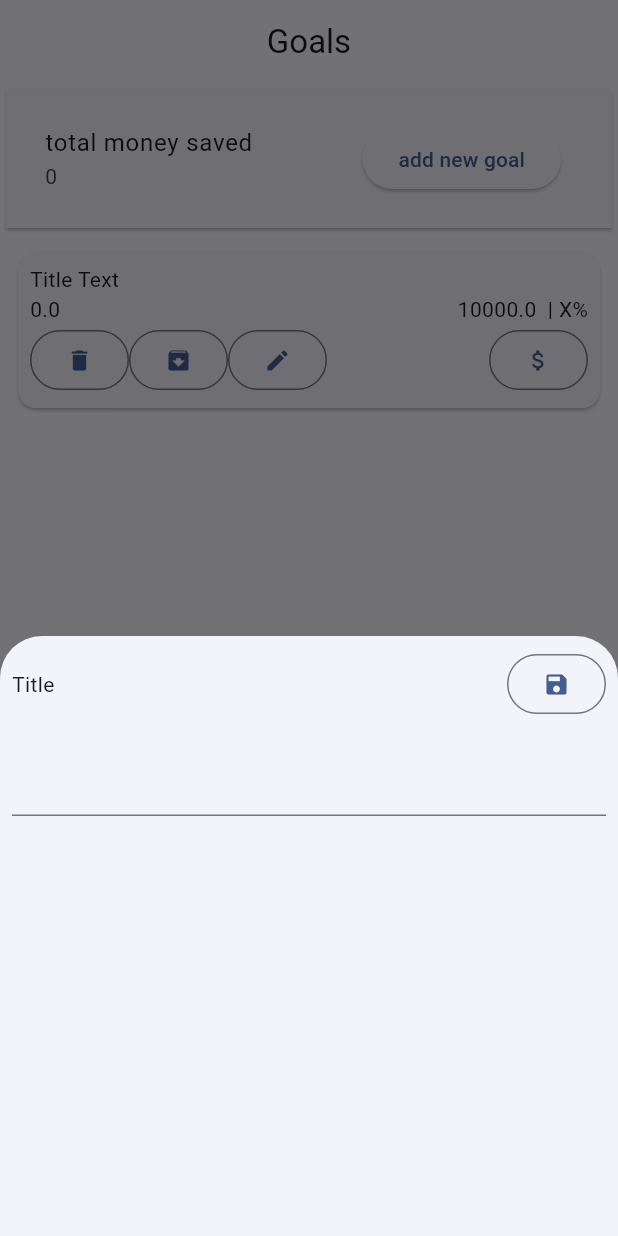
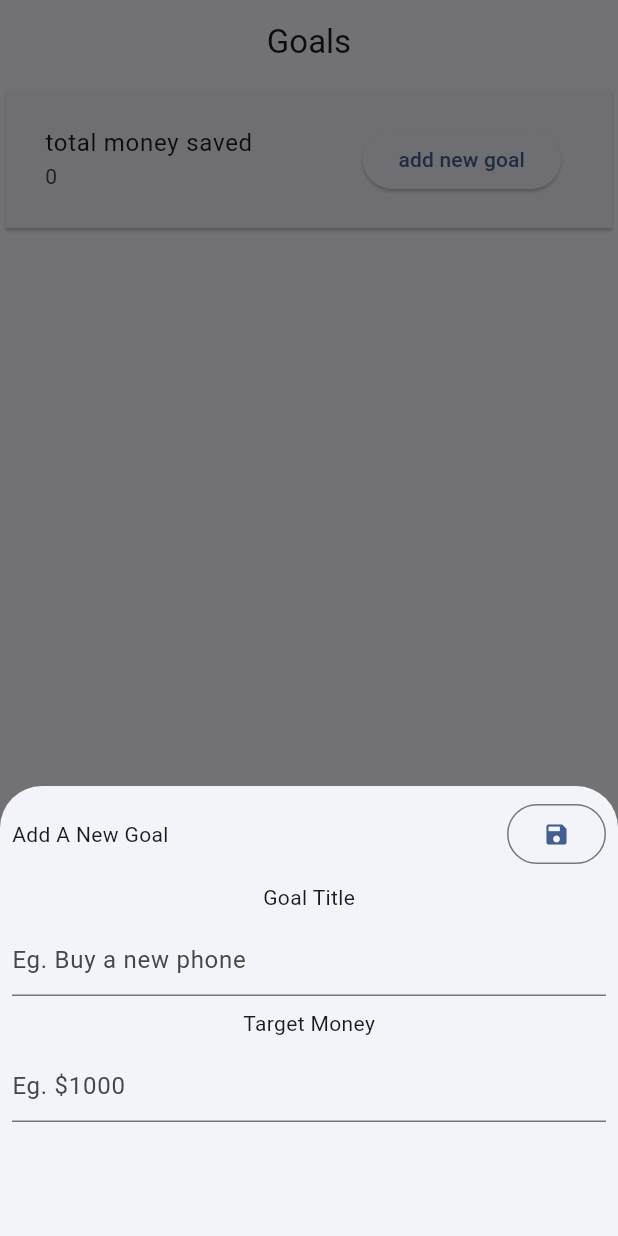
Before and after one commit to Wise-394/money_management, a Flutter app: the screen it shows after launch, after a tap on "add new goal", on a phone screen of 412 x 824 dp. Run offline on Flutter 3.47's test engine with Material 2 defaults, Android fonts, the phone set to English and light mode, and no system bars.

Commit message:
add goal, no db yet

```diff
--- /dev/null
+++ b/lib/Database/goal_entity.dart
@@ -0,0 +1,9 @@
+class GoalEntity {
+  String goalTitle;
+  double goalTarget;
+
+  GoalEntity(
+    this.goalTitle,
+    this.goalTarget,
+  );
+}
--- a/lib/components/add_goal_sheet.dart
+++ b/lib/components/add_goal_sheet.dart
@@ -1,40 +1,74 @@
 import 'package:flutter/material.dart';
 
+import '../logic/add_goal_sheet._logic.dart';
+
 class AddGoalBottomSheet extends StatefulWidget {
-  const AddGoalBottomSheet({super.key});
+  const AddGoalBottomSheet({Key? key}) : super(key: key);
 
   @override
-  State<AddGoalBottomSheet> createState() => _AddGoalBottomSheet();
+  State<AddGoalBottomSheet> createState() => _AddGoalBottomSheetState();
 }
 
-class _AddGoalBottomSheet extends State<AddGoalBottomSheet> {
+class _AddGoalBottomSheetState extends State<AddGoalBottomSheet> {
+  final addGoalSheetLogic = AddGoalSheetLogic();
+  final goalTitle = TextEditingController();
+  final goalTarget = TextEditingController();
+
+  void onPressSaveButton() {
+    addGoalSheetLogic.onSave(goalTitle, goalTarget);
+    Navigator.of(context).pop();
+  }
+
+  @override
+  void dispose() {
+    goalTitle.dispose();
+    goalTarget.dispose();
+    super.dispose();
+  }
+
   @override
   Widget build(BuildContext context) {
-    return SizedBox(
-      height: 400,
-      child: Center(
-        child: Column(mainAxisSize: MainAxisSize.max, children: [
+    return Padding(
+      padding:
+          EdgeInsets.only(bottom: MediaQuery.of(context).viewInsets.bottom),
+      child: SizedBox(
+        height: 300,
+        child: Column(
+          mainAxisSize: MainAxisSize.min,
+          children: [
             Padding(
               padding: const EdgeInsets.all(8.0),
               child: Row(
                 children: [
-                Text('Title'),
-                Spacer(),
-                OutlinedButton(onPressed: () {}, child: Icon(Icons.save))
+                  const Text('Add A New Goal'),
+                  const Spacer(),
+                  OutlinedButton(
+                    onPressed: onPressSaveButton,
+                    child: const Icon(Icons.save),
+                  ),
                 ],
               ),
             ),
+            const Text('Goal Title'),
             Padding(
               padding: const EdgeInsets.all(8.0),
-            child: Row(
-              children: [
-                Expanded(
-                  child: TextField(),
+              child: TextField(
+                controller: goalTitle,
+                decoration:
+                    const InputDecoration(hintText: 'Eg. Buy a new phone'),
+              ),
+            ),
+            const Text('Target Money'),
+            Padding(
+              padding: const EdgeInsets.all(8.0),
+              child: TextField(
+                controller: goalTarget,
+                decoration: const InputDecoration(hintText: 'Eg. \$1000'),
+                keyboardType: TextInputType.number,
+              ),
             ),
           ],
         ),
-          )
-        ]),
       ),
     );
   }
--- /dev/null
+++ b/lib/logic/add_goal_sheet._logic.dart
@@ -0,0 +1,16 @@
+import 'package:flutter/material.dart';
+import 'package:money_management/Database/goal_dbcode.dart';
+import 'package:money_management/Database/goal_entity.dart';
+
+class AddGoalSheetLogic {
+  var goalDB = GoalDB();
+  void onSave(
+    final TextEditingController goalTitle,
+    final TextEditingController goalTarget,
+  ) {
+    if (goalTitle.text.isNotEmpty && goalTarget.text.isNotEmpty) {
+      var goal = GoalEntity(goalTitle.text, double.parse(goalTarget.text));
+      goalDB.goalList.add(goal);
+    }
+  }
+}
--- a/lib/screen/pages/home_page.dart
+++ b/lib/screen/pages/home_page.dart
@@ -1,4 +1,5 @@
 import 'package:flutter/material.dart';
+import 'package:money_management/Database/goal_dbcode.dart';
 import 'package:money_management/components/add_goal_sheet.dart';
 import 'package:money_management/screen/tiles/goal_tile.dart';
 import 'package:money_management/states/total_money_state.dart';
@@ -11,6 +12,7 @@ class HomePage extends StatelessWidget {
   Widget build(BuildContext context) {
     var totalMoneyState = context.watch<TotalMoneyState>();
     var totalMoney = totalMoneyState.totalMoney;
+    var goalDB = GoalDB();
     return Scaffold(
       appBar: AppBar(
         elevation: 0,
@@ -20,20 +22,21 @@ class HomePage extends StatelessWidget {
         Card(
           shape: const RoundedRectangleBorder(
               borderRadius: BorderRadius.all(Radius.zero)),
-          child: Column(
-            children: [
-              Padding(
-                padding: const EdgeInsets.all(10.0),
-                child: HomeMainTile(totalMoney: totalMoney),
-              ),
-            ],
+          child: Padding(
+            padding: const EdgeInsets.all(10.0),
+            child: HomeMainTile(totalMoney: totalMoney),
           ),
         ),
-        Padding(
-          padding: const EdgeInsets.all(8.0),
-          child: GoalTile(
-            goalTitle: 'Title Text',
-            goalTarget: 10000,
+        Expanded(
+          child: ListView.builder(
+            itemCount: goalDB.goalList.length,
+            itemBuilder: (context, index) {
+              return GoalTile(
+                goalTarget: goalDB.goalList[index].goalTarget,
+                goalTitle: goalDB.goalList[index].goalTitle,
+                goalBalance: 0,
+              );
+            },
           ),
         ),
       ]),
@@ -46,12 +49,13 @@ class HomeMainTile extends StatelessWidget {
   void showAddBottomSheet(BuildContext context) {
     showModalBottomSheet(
         context: context,
+        isScrollControlled: true,
         builder: (BuildContext context) {
           return const AddGoalBottomSheet();
         });
   }
 
-  const HomeMainTile({
+  HomeMainTile({
     super.key,
     required this.totalMoney,
   });
```
Also changed, not shown: 1 other file. Lines whose indentation alone changed are shown as unchanged.
